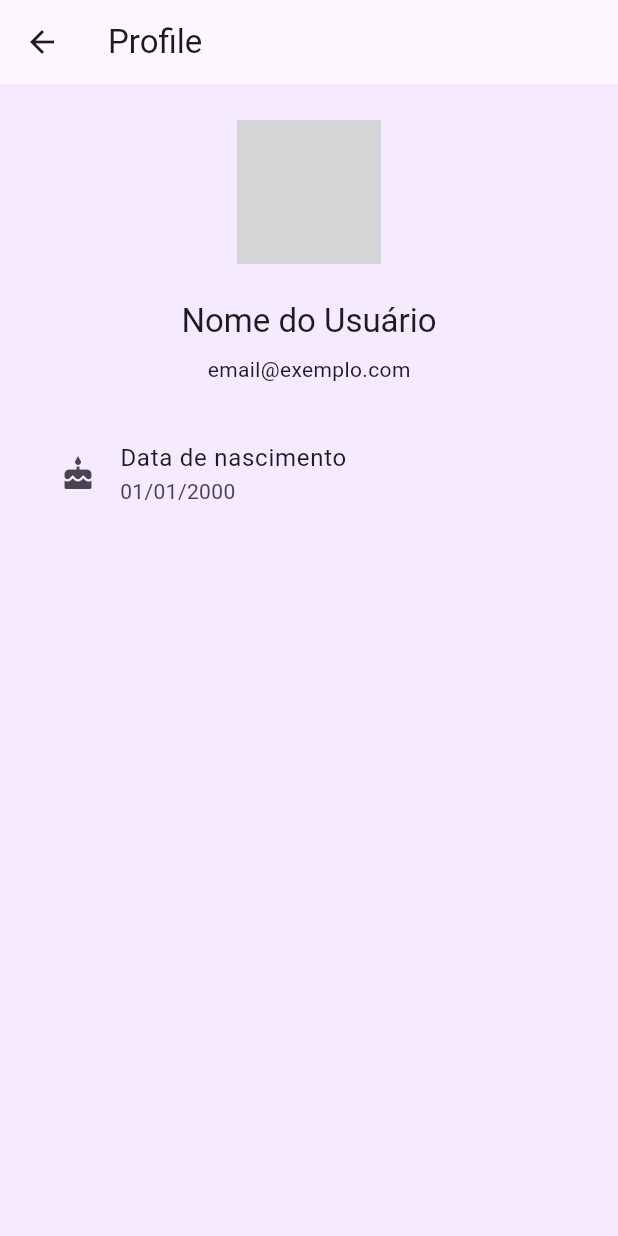
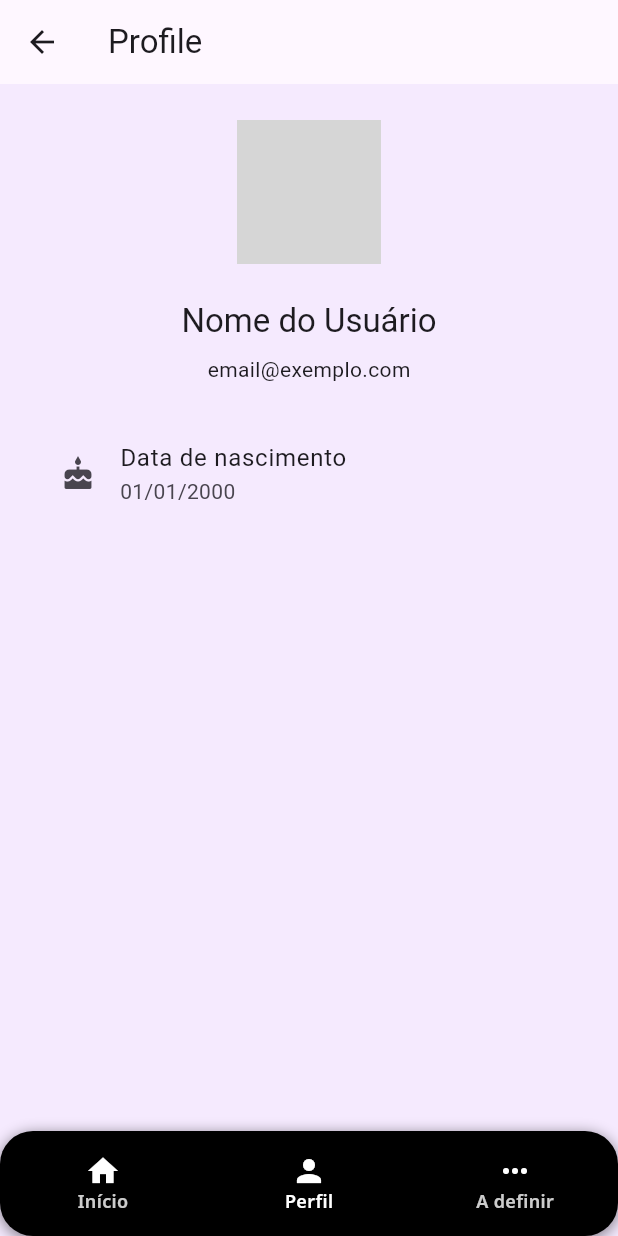
Before and after one commit to mavismmg/flutter-project, a Flutter app: the ProfileView screen opened by its route, on a phone screen of 412 x 824 dp. Run offline on Flutter 3.47's test engine with Material 3 defaults, Android fonts, the phone set to English and light mode, and no system bars; our stand-ins replace get_it, google_fonts, stacked, stacked_services; grey boxes are pictures that could not be loaded.

Commit message:
add: share widget hotbar

```diff
--- a/lib/ui/views/profile/profile_view.dart
+++ b/lib/ui/views/profile/profile_view.dart
@@ -1,6 +1,8 @@
 import 'package:flutter/material.dart';
 import 'package:stacked/stacked.dart';
 import 'profile_viewmodel.dart';
+
+import '../../widgets/app_bottom_navigation_bar.dart';
 
 class ProfileView extends StackedView<ProfileViewModel> {
   const ProfileView({Key? key}) : super(key: key);
@@ -22,10 +24,9 @@ class ProfileView extends StackedView<ProfileViewModel> {
             // Campo para foto
             CircleAvatar(
               radius: 48,
-              backgroundImage: AssetImage(
-                  'assets/images/avatar_placeholder.png'), // Substitua pelo caminho da imagem do usuário
-              child: Icon(Icons.person,
-                  size: 48, color: Colors.white70), // Ícone de fallback
+              backgroundImage:
+                  AssetImage('assets/images/avatar_placeholder.png'),
+              child: Icon(Icons.person, size: 48, color: Colors.white70),
             ),
             const SizedBox(height: 24),
             // Informações pessoais
@@ -39,7 +40,6 @@ class ProfileView extends StackedView<ProfileViewModel> {
               style: Theme.of(context).textTheme.bodyMedium,
             ),
             const SizedBox(height: 24),
-            // Outras informações podem ser adicionadas aqui
             ListTile(
               leading: Icon(Icons.cake),
               title: Text('Data de nascimento'),
@@ -48,6 +48,13 @@ class ProfileView extends StackedView<ProfileViewModel> {
           ],
         ),
       ),
+      bottomNavigationBar: AppBottomNavigationBar(
+        currentIndex: 1,
+        onTap: (index) {
+          if (index == 0) viewModel.navigateToHome();
+          // Adicione navegação para outras abas se necessário
+        },
+      ),
     );
   }
 
--- a/lib/ui/views/profile/profile_viewmodel.dart
+++ b/lib/ui/views/profile/profile_viewmodel.dart
@@ -1,5 +1,7 @@
 import 'package:stacked/stacked.dart';
 
 class ProfileViewModel extends BaseViewModel {
-  // Adicione métodos e propriedades conforme necessário
+  void navigateToHome() {
+    // Home
+  }
 }
--- /dev/null
+++ b/lib/ui/widgets/app_bottom_navigation_bar.dart
@@ -0,0 +1,72 @@
+import 'package:flutter/material.dart';
+import 'package:google_fonts/google_fonts.dart';
+
+class AppBottomNavigationBar extends StatelessWidget {
+  final int currentIndex;
+  final Function(int) onTap;
+
+  const AppBottomNavigationBar({
+    Key? key,
+    required this.currentIndex,
+    required this.onTap,
+  }) : super(key: key);
+
+  @override
+  Widget build(BuildContext context) {
+    return Container(
+      height: 70,
+      decoration: BoxDecoration(
+        color: Colors.black,
+        borderRadius: BorderRadius.circular(22),
+        boxShadow: [
+          BoxShadow(
+            color: Colors.black.withOpacity(0.5),
+            blurRadius: 8,
+            offset: const Offset(0, 2),
+          ),
+        ],
+      ),
+      child: ClipRRect(
+        borderRadius: BorderRadius.circular(22),
+        child: BottomNavigationBar(
+          backgroundColor: Colors.transparent,
+          elevation: 0,
+          showSelectedLabels: true,
+          showUnselectedLabels: true,
+          selectedFontSize: 12,
+          unselectedFontSize: 12,
+          selectedLabelStyle: GoogleFonts.notoSans(
+            textStyle: const TextStyle(
+              fontWeight: FontWeight.w600,
+              color: Colors.white,
+            ),
+          ),
+          unselectedLabelStyle: GoogleFonts.notoSans(
+            textStyle: TextStyle(
+              fontWeight: FontWeight.w600,
+              color: Colors.white.withOpacity(0.8),
+            ),
+          ),
+          items: const [
+            BottomNavigationBarItem(
+              icon: Icon(Icons.home, color: Colors.white),
+              label: 'Início',
+            ),
+            BottomNavigationBarItem(
+              icon: Icon(Icons.person, color: Colors.white),
+              label: 'Perfil',
+            ),
+            BottomNavigationBarItem(
+              icon: Icon(Icons.more_horiz, color: Colors.white),
+              label: 'A definir',
+            ),
+          ],
+          currentIndex: currentIndex,
+          selectedItemColor: Colors.white,
+          unselectedItemColor: Colors.white.withOpacity(0.8),
+          onTap: onTap,
+        ),
+      ),
+    );
+  }
+}
```
